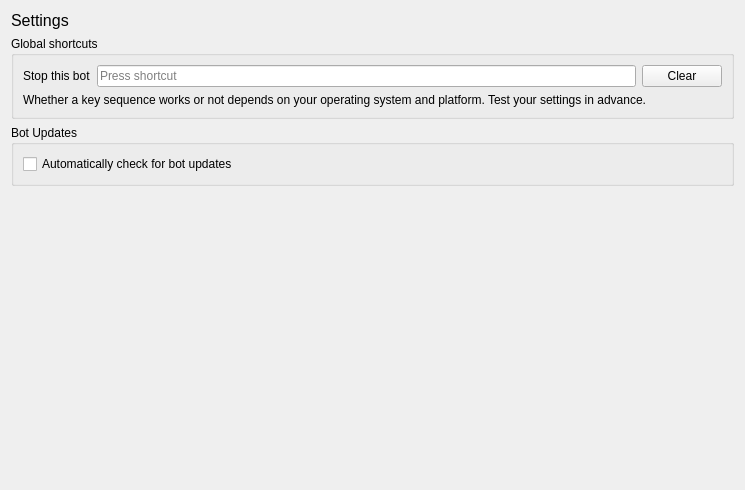
Above: botfather/gui/botwidgets/botsettingswidget.ui from botfatherio/botfather before the change. Below: the same form after it.
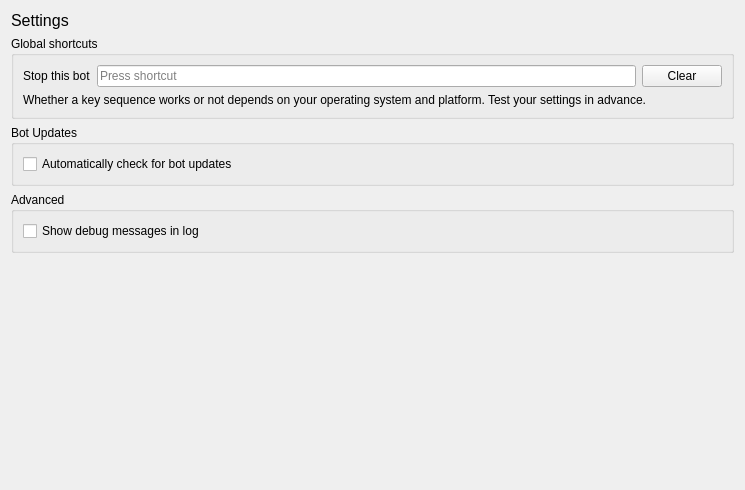
That is the form after the change.

Commit message: Move the debug mode setting to the botsettingswidget

What changed in the file:
```diff
--- a/botfather/gui/botwidgets/botsettingswidget.ui
+++ b/botfather/gui/botwidgets/botsettingswidget.ui
@@ -83,6 +83,22 @@
      </layout>
     </widget>
    </item>
+   <item>
+    <widget class="QGroupBox" name="groupBox_3">
+     <property name="title">
+      <string>Advanced</string>
+     </property>
+     <layout class="QVBoxLayout" name="verticalLayout_3">
+      <item>
+       <widget class="QCheckBox" name="debug_mode">
+        <property name="text">
+         <string>Show debug messages in log</string>
+        </property>
+       </widget>
+      </item>
+     </layout>
+    </widget>
+   </item>
    <item>
     <spacer name="verticalSpacer">
      <property name="orientation">
```
The commit also changes 3 other files.
